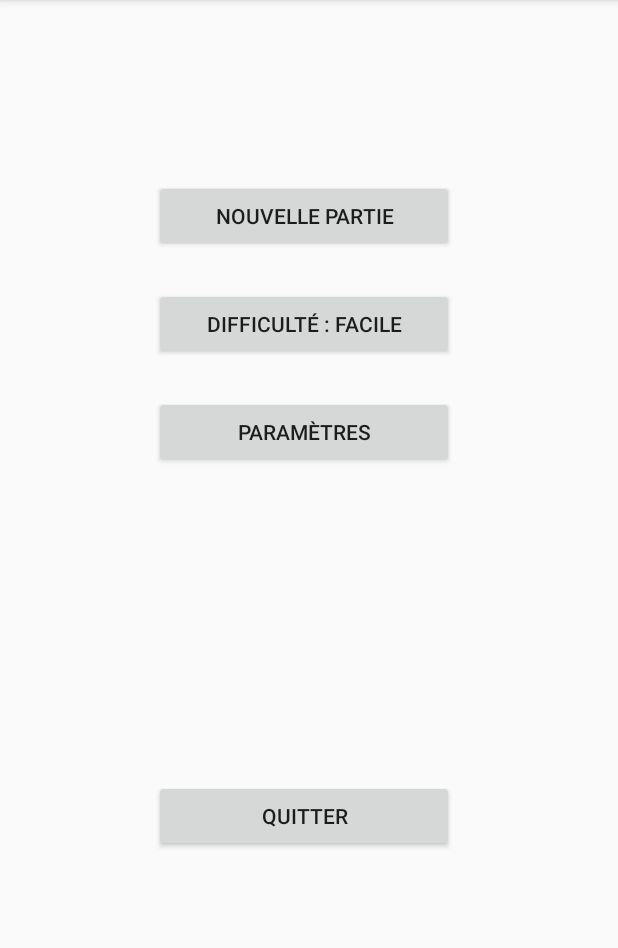
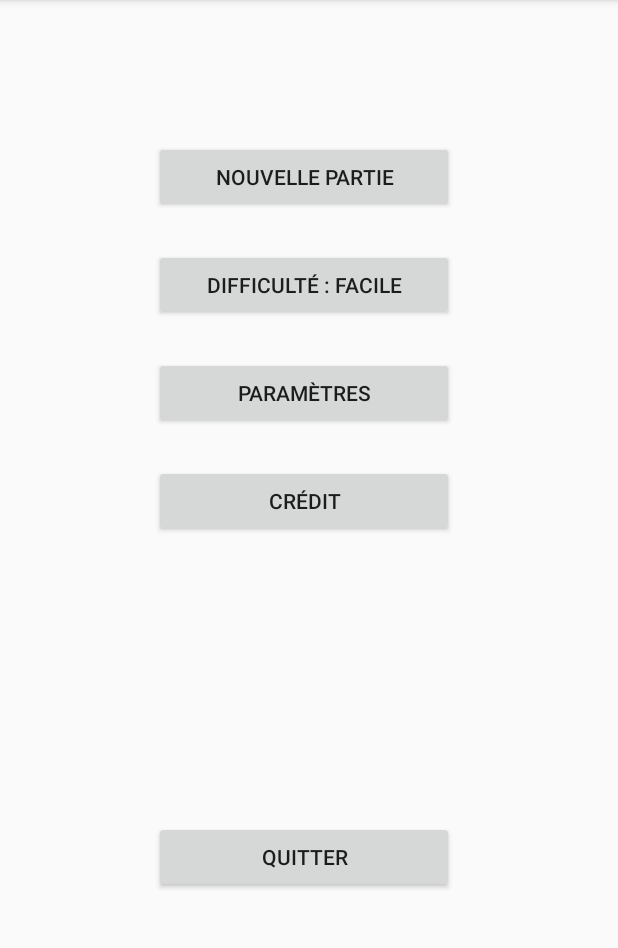
Before and after one commit to Thomas-LEPINE/MinesweeperAndroid, an Android app: the screen it shows after launch (MainActivity), on a phone screen of 412 x 824 dp, the part 84-1032 px from its top. Run offline under Robolectric (Android 15) with nearby library versions, the phone set to English and light mode, and no system bars.

Commit message:
ajout de la fenetre credit

```diff
--- a/app/src/main/AndroidManifest.xml
+++ b/app/src/main/AndroidManifest.xml
@@ -9,10 +9,12 @@
         android:roundIcon="@mipmap/ic_launcher_round"
         android:supportsRtl="true"
         android:theme="@style/AppTheme">
+        <activity android:name=".Credit"></activity>
+
         <service
             android:name=".Timer"
             android:enabled="true"
-            android:exported="true"></service>
+            android:exported="true" />
 
         <activity android:name=".DebutDePartie" />
         <activity android:name=".Settings" />
--- a/app/src/main/java/com/example/minesweeper/MainActivity.java
+++ b/app/src/main/java/com/example/minesweeper/MainActivity.java
@@ -14,6 +14,7 @@ public class MainActivity extends AppCompatActivity {
     private Button btnChangeDifficulty;
     private Button btnSetings;
     private Button btnExit;
+    private Button btnCredit;
     /* ##### */
 
     /* Attributs */
@@ -29,6 +30,7 @@ public class MainActivity extends AppCompatActivity {
         btnChangeDifficulty = (Button) findViewById(R.id.btnChangeDifficulty);
         btnSetings = (Button) findViewById(R.id.btnSetings);
         btnExit = (Button) findViewById(R.id.btnExit);
+        btnCredit = (Button) findViewById(R.id.btnCredit);
 
         // La difficultée est mise à facile au début
         btnChangeDifficulty.setText(getString(R.string.difficulty) + " " + getString(R.string.difficulty_easy));
@@ -68,6 +70,14 @@ public class MainActivity extends AppCompatActivity {
             }
         });
 
+        btnCredit.setOnClickListener(new View.OnClickListener() { // Bouton crédit
+            @Override
+            public void onClick(View v) {
+                Intent intent = new Intent(MainActivity.this, Credit.class);  //Lancer l'activité DisplayVue
+                startActivity(intent);    //Afficher la vue
+            }
+        });
+
         btnGame.setOnClickListener(new View.OnClickListener() {
             @Override
             public void onClick(View view) {
--- a/app/src/main/res/layout/activity_main.xml
+++ b/app/src/main/res/layout/activity_main.xml
@@ -10,7 +10,7 @@
         android:id="@+id/btnNewGame"
         android:layout_width="200dp"
         android:layout_height="wrap_content"
-        android:layout_marginTop="120dp"
+        android:layout_marginTop="94dp"
         android:text="@string/new_game"
         app:layout_constraintEnd_toEndOf="parent"
         app:layout_constraintHorizontal_bias="0.483"
@@ -40,14 +40,25 @@
         app:layout_constraintTop_toBottomOf="@+id/btnChangeDifficulty" />
 
     <Button
+        android:id="@+id/btnCredit"
+        android:layout_width="200dp"
+        android:layout_height="wrap_content"
+        android:layout_marginTop="24dp"
+        android:text="@string/credit"
+        app:layout_constraintEnd_toEndOf="parent"
+        app:layout_constraintHorizontal_bias="0.483"
+        app:layout_constraintStart_toStartOf="parent"
+        app:layout_constraintTop_toBottomOf="@+id/btnSetings" />
+
+    <Button
         android:id="@+id/btnExit"
         android:layout_width="200dp"
         android:layout_height="wrap_content"
-        android:layout_marginTop="8dp"
+        android:layout_marginTop="16dp"
         android:text="@string/exit"
         app:layout_constraintBottom_toBottomOf="parent"
         app:layout_constraintEnd_toEndOf="parent"
         app:layout_constraintHorizontal_bias="0.483"
         app:layout_constraintStart_toStartOf="parent"
-        app:layout_constraintTop_toBottomOf="@+id/btnSetings" />
+        app:layout_constraintTop_toBottomOf="@+id/btnCredit" />
 </androidx.constraintlayout.widget.ConstraintLayout>
--- a/app/src/main/res/values/strings.xml
+++ b/app/src/main/res/values/strings.xml
@@ -6,10 +6,11 @@
     <string name="difficulty_normal">Normale</string>
     <string name="difficulty_difficile">Difficile</string>
     <string name="settings">Paramètres</string>
+    <string name="credit">Crédit</string>
     <string name="exit">Quitter</string>
+    <string name="retour_menu">Retour au menu</string>
     <string name="timer">Timer</string>
     <string name="switch_text"></string>
     <string name="menu">Menu</string>
-    <!-- TODO: Remove or change this placeholder text -->
-    <string name="hello_blank_fragment">Hello blank fragment</string>
+    <string name="text_credit">"Ce jeu a été developpé par :\n- Sylvain Courty\n- Caitlin Jolivet\n- Thomas Lépine\n\nLes images utilisées sont libres de droits\n\n\n\nSi vous aviez clické sur le bouton pour une demande de crédit, ce n'est pas la bonne application, merci de vous tourner vers votre banque."</string>
 </resources>
```
Also changed, not shown: app/src/main/java/com/example/minesweeper/Credit.java (added, +37 -0 lines), app/src/main/res/layout/activity_credit.xml (added, +37 -0 lines), app/src/main/res/drawable/hexagon1.png, app/src/main/res/drawable/hexagon2.png, app/src/main/res/drawable/hexagon3.png, app/src/main/res/drawable/hexagon4.png, app/src/main/res/drawable/hexagon5.png, app/src/main/res/drawable/hexagon6.png, 1 other file.
